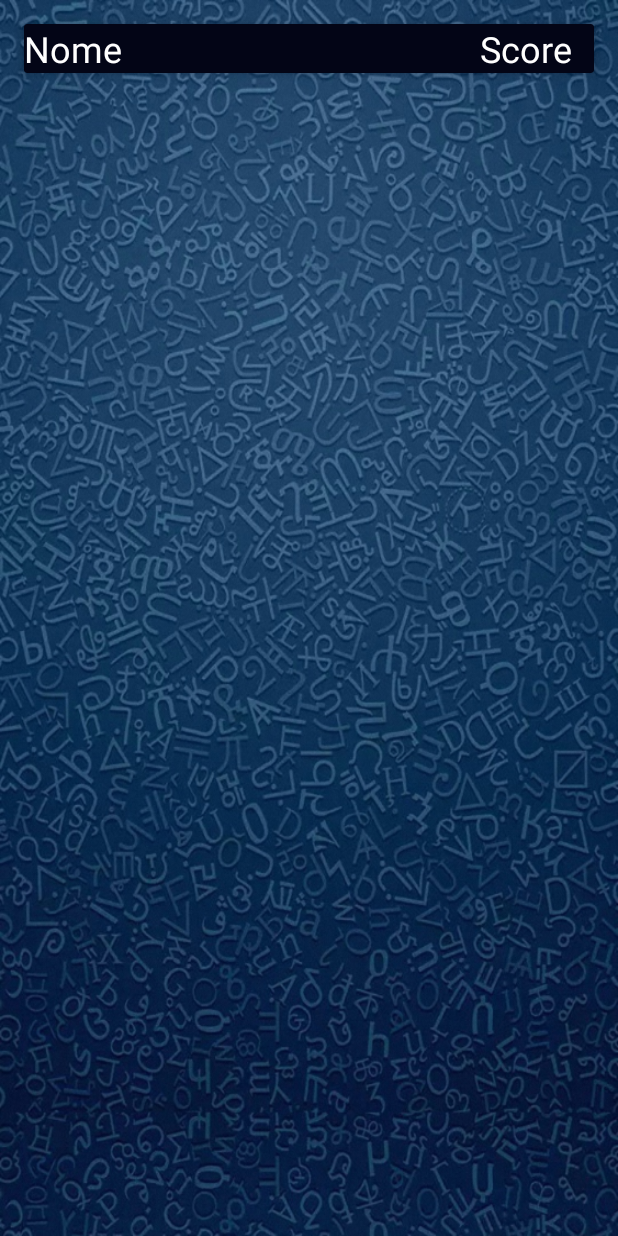
After one commit to lucianobrsts/AndroidOnlineQuizApp, an Android app: the ScoreDetail screen opened directly, with no data from a screen before it, on a phone screen of 412 x 824 dp. The commit adds this screen. Run offline under Robolectric (Android 15) with nearby library versions, the phone set to English and light mode, and no system bars; our stand-ins replace Firebase (no records; nobody signed in at launch, a user with empty details on screens opened directly); 1 statement that could not run was skipped.

Commit message:
Implementado controle de scores e categorias jogadas

```diff
--- a/app/src/main/AndroidManifest.xml
+++ b/app/src/main/AndroidManifest.xml
@@ -20,7 +20,8 @@
         <activity android:name=".Home" />
         <activity android:name=".Start" />
         <activity android:name=".Playing" />
-        <activity android:name=".Done"></activity>
+        <activity android:name=".Done" />
+        <activity android:name=".ScoreDetail"></activity>
     </application>
 
 </manifest>
--- a/app/src/main/java/unit7/dev/androidonlinequizapp/CategoryFragment.java
+++ b/app/src/main/java/unit7/dev/androidonlinequizapp/CategoryFragment.java
@@ -84,6 +84,7 @@ public class CategoryFragment extends Fragment {
                         //Toast.makeText(getActivity(), String.format("%s|%s", adapter.getRef(position).getKey(), model.getName()), Toast.LENGTH_SHORT).show();
                         Intent startGame = new Intent(getActivity(),Start.class);
                         Common.categoryId = adapter.getRef(position).getKey();
+                        Common.getCategoryName = model.getName();
                         startActivity(startGame);
                     }
                 });
--- a/app/src/main/java/unit7/dev/androidonlinequizapp/Common/Common.java
+++ b/app/src/main/java/unit7/dev/androidonlinequizapp/Common/Common.java
@@ -8,7 +8,7 @@ import unit7.dev.androidonlinequizapp.Model.User;
 
 public class Common {
 
-    public static String categoryId;
+    public static String categoryId, getCategoryName;
     public static User currentUser;
     public static List<Question> questionList = new ArrayList<>();
 }
--- a/app/src/main/java/unit7/dev/androidonlinequizapp/Done.java
+++ b/app/src/main/java/unit7/dev/androidonlinequizapp/Done.java
@@ -64,7 +64,8 @@ public class Done extends AppCompatActivity {
                     .setValue(new QuestionScore(String.format("%s_%s", Common.currentUser.getNome(),
                             Common.categoryId),
                             Common.currentUser.getNome(),
-                            String.valueOf(score)));
+                            String.valueOf(score),
+                            Common.categoryId, Common.getCategoryName));
         }
     }
 }
--- /dev/null
+++ b/app/src/main/java/unit7/dev/androidonlinequizapp/ScoreDetail.java
@@ -0,0 +1,65 @@
+package unit7.dev.androidonlinequizapp;
+
+import android.speech.RecognizerIntent;
+import android.support.v7.app.AppCompatActivity;
+import android.os.Bundle;
+import android.support.v7.widget.LinearLayoutManager;
+import android.support.v7.widget.RecyclerView;
+
+import com.firebase.ui.database.FirebaseRecyclerAdapter;
+import com.google.firebase.database.DatabaseReference;
+import com.google.firebase.database.FirebaseDatabase;
+
+import unit7.dev.androidonlinequizapp.Model.QuestionScore;
+import unit7.dev.androidonlinequizapp.ViewHolder.ScoreDetailViewHolder;
+
+public class ScoreDetail extends AppCompatActivity {
+
+    FirebaseDatabase database;
+    DatabaseReference question_score;
+
+    RecyclerView scoreList;
+    RecyclerView.LayoutManager layoutManager;
+    FirebaseRecyclerAdapter<QuestionScore, ScoreDetailViewHolder> adapter;
+
+    String viewUser = "";
+
+    @Override
+    protected void onCreate(Bundle savedInstanceState) {
+        super.onCreate(savedInstanceState);
+        setContentView(R.layout.activity_score_detail);
+
+        //Firebase
+        database = FirebaseDatabase.getInstance();
+        question_score = database.getReference("Question_Score");
+
+        //View
+        scoreList = (RecyclerView) findViewById(R.id.scoreList);
+        scoreList.setHasFixedSize(true);
+        layoutManager = new LinearLayoutManager(this);
+        scoreList.setLayoutManager(layoutManager);
+
+        if(getIntent() != null)
+            viewUser = getIntent().getStringExtra("viewUser");
+        if(!viewUser.isEmpty())loadScoreDetail(viewUser);
+    }
+
+    private void loadScoreDetail(String viewUser) {
+        adapter = new FirebaseRecyclerAdapter<QuestionScore, ScoreDetailViewHolder>(
+                QuestionScore.class,
+                R.layout.score_detail_layout,
+                ScoreDetailViewHolder.class,
+                question_score.orderByChild("user").equalTo(viewUser)
+        ) {
+            @Override
+            protected void populateViewHolder(ScoreDetailViewHolder viewHolder, QuestionScore model, int position) {
+
+                viewHolder.txt_name.setText(model.getCategoryName());
+                viewHolder.txt_score.setText(model.getScore());
+
+            }
+        };
+        adapter.notifyDataSetChanged();
+        scoreList.setAdapter(adapter);
+    }
+}
--- a/app/src/main/res/layout/activity_playing.xml
+++ b/app/src/main/res/layout/activity_playing.xml
@@ -22,7 +22,10 @@
         android:layout_alignParentTop="true"
         android:layout_centerHorizontal="true"
         android:layout_marginTop="25dp"
+        android:textSize="26sp"
+        android:textColor="@android:color/white"
         android:gravity="center"
+
         android:layout_width="match_parent"
         android:layout_height="wrap_content" />
 
--- /dev/null
+++ b/app/src/main/res/layout/activity_score_detail.xml
@@ -0,0 +1,55 @@
+<?xml version="1.0" encoding="utf-8"?>
+<RelativeLayout xmlns:android="http://schemas.android.com/apk/res/android"
+    xmlns:app="http://schemas.android.com/apk/res-auto"
+    xmlns:tools="http://schemas.android.com/tools"
+    android:layout_width="match_parent"
+    android:layout_height="match_parent"
+    android:background="@drawable/bg_vertical"
+    tools:context=".RankingFragment">
+
+    <android.support.v7.widget.CardView
+        android:id="@+id/title"
+        android:padding="16dp"
+        android:layout_margin="16dp"
+        android:layout_width="match_parent"
+        android:layout_height="wrap_content"
+        app:cardBackgroundColor="@color/colorPrimaryDark"
+        app:cardElevation="4dp"
+
+        >
+
+        <LinearLayout
+            android:orientation="horizontal"
+            android:weightSum="10"
+            android:layout_gravity="center"
+            android:gravity="center"
+            android:layout_width="match_parent"
+            android:layout_height="wrap_content">
+
+            <TextView
+                android:text="Nome"
+                android:textSize="24sp"
+                android:textColor="@android:color/white"
+                android:layout_weight="8"
+                android:layout_width="0dp"
+                android:layout_height="wrap_content" />
+
+            <TextView
+                android:text="Score"
+                android:textSize="24sp"
+                android:textColor="@android:color/white"
+                android:layout_weight="2"
+                android:layout_width="0dp"
+                android:layout_height="wrap_content" />
+
+        </LinearLayout>
+
+    </android.support.v7.widget.CardView>
+
+    <android.support.v7.widget.RecyclerView
+        android:id="@+id/scoreList"
+        android:layout_below="@+id/title"
+        android:layout_width="match_parent"
+        android:layout_height="match_parent"></android.support.v7.widget.RecyclerView>
+
+</RelativeLayout>
```
Also changed, not shown: app/src/main/java/unit7/dev/androidonlinequizapp/Model/QuestionScore.java (+21 -1 lines), app/src/main/java/unit7/dev/androidonlinequizapp/RankingFragment.java (+5 -2 lines), app/src/main/java/unit7/dev/androidonlinequizapp/ViewHolder/ScoreDetailViewHolder.java (added, +22 -0 lines), app/src/main/res/layout/score_detail_layout.xml (added, +39 -0 lines).
